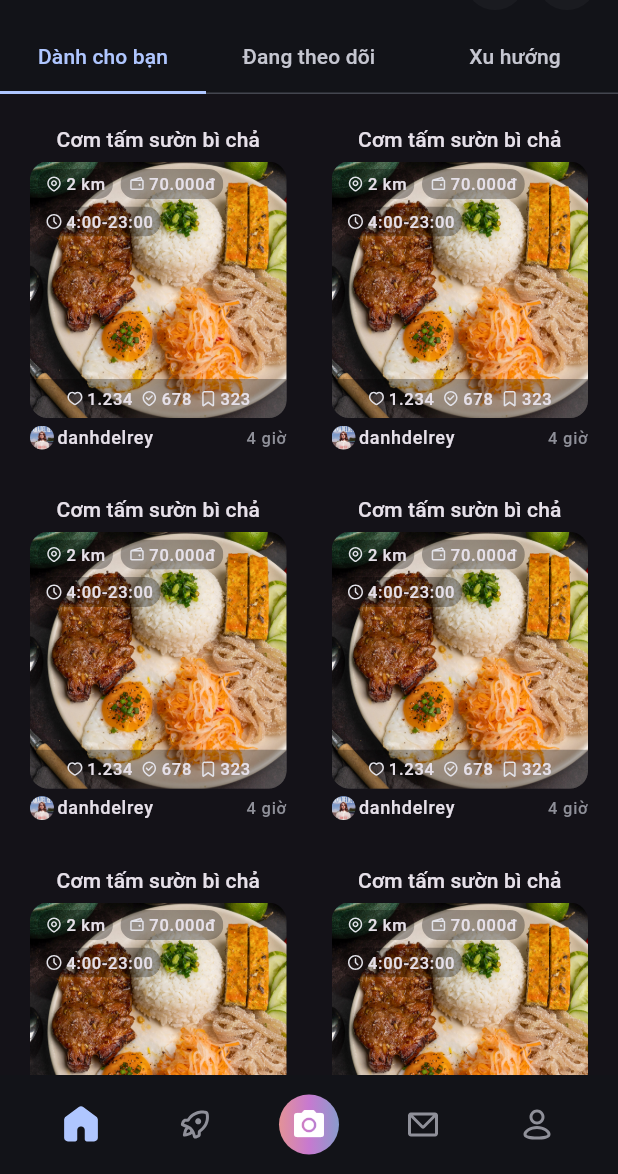
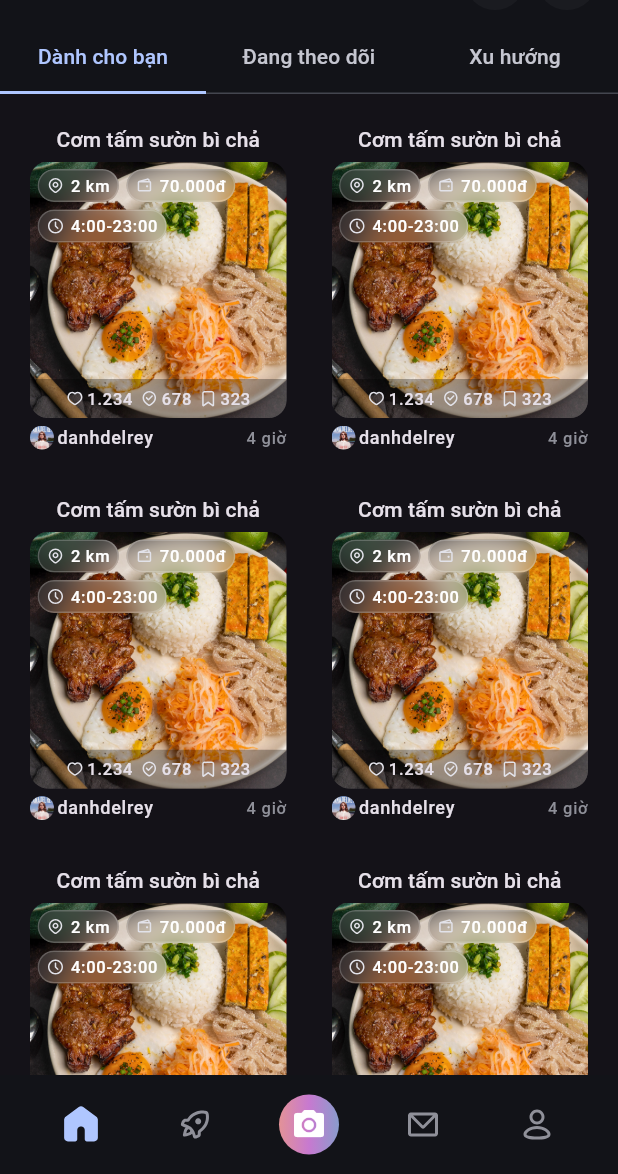
Before and after one commit to danhdelrey/dishlocal, a Flutter app: the screen it shows after launch, on a phone screen of 412 x 824 dp, the part 62-1236 px from its top. Run offline on Flutter 3.47's test engine with Material 3 defaults, Android fonts, the phone set to English and light mode, and no system bars; drawn by our look-alikes of badges; our stand-ins replace bloc, camera, dartz, dio, equatable, flutter_bloc and 10 more; missing offline and left inert: geolocator_platform_interface; Roboto replaces fonts that are missing (SFProDisplay).

Commit message:
Update blurred_pill.dart

```diff
--- a/lib/ui/widgets/blurred_pill.dart
+++ b/lib/ui/widgets/blurred_pill.dart
@@ -1,7 +1,14 @@
+import 'package:flutter/material.dart';
+
+import 'dart:ui';
 import 'package:flutter/material.dart';
 
 class BlurredPill extends StatelessWidget {
-  const BlurredPill({super.key, this.icon, required this.label});
+  const BlurredPill({
+    super.key,
+    this.icon,
+    required this.label,
+  });
 
   final Widget? icon;
   final String label;
@@ -10,27 +17,27 @@ class BlurredPill extends StatelessWidget {
   Widget build(BuildContext context) {
     return ClipRRect(
       borderRadius: BorderRadius.circular(1000),
-      child: Container(
-        decoration: BoxDecoration(
-          color: Colors.black.withOpacity(0.3),
-        ),
-        child: Padding(
-          padding: const EdgeInsets.only(
-            left: 5,
-            right: 5,
-            top: 2,
-            bottom: 2,
+      child: BackdropFilter(
+        filter: ImageFilter.blur(sigmaX: 10, sigmaY: 10),
+        child: Container(
+          decoration: BoxDecoration(
+            color: Colors.white.withValues(alpha: 0.1),
+            borderRadius: BorderRadius.circular(1000),
+            border: Border.all(color: Colors.white.withValues(alpha: 0.2)),
           ),
+          padding: const EdgeInsets.symmetric(horizontal: 5, vertical: 2),
           child: Row(
             mainAxisSize: MainAxisSize.min,
             children: [
-              icon ?? const SizedBox(),
-              const SizedBox(
-                width: 2,
-              ),
+              if (icon != null) ...[
+                icon!,
+                const SizedBox(width: 4),
+              ],
               Text(
                 label,
-                style: Theme.of(context).textTheme.labelSmall,
+                style: Theme.of(context).textTheme.labelSmall?.copyWith(
+                      color: Colors.white, // Đảm bảo rõ chữ trên nền mờ
+                    ),
               ),
             ],
           ),
```
